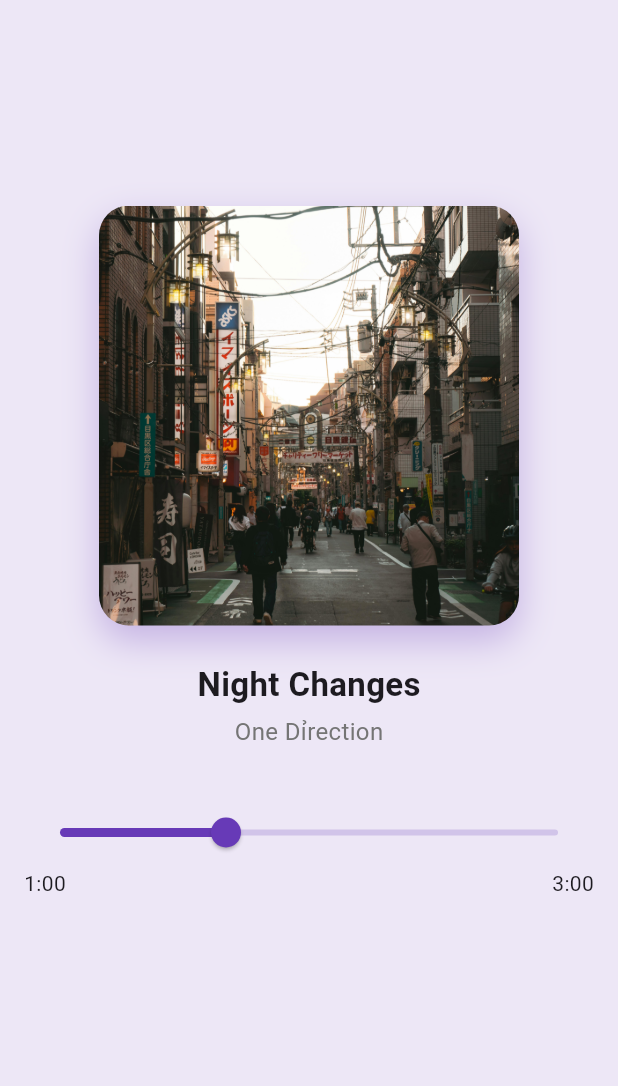
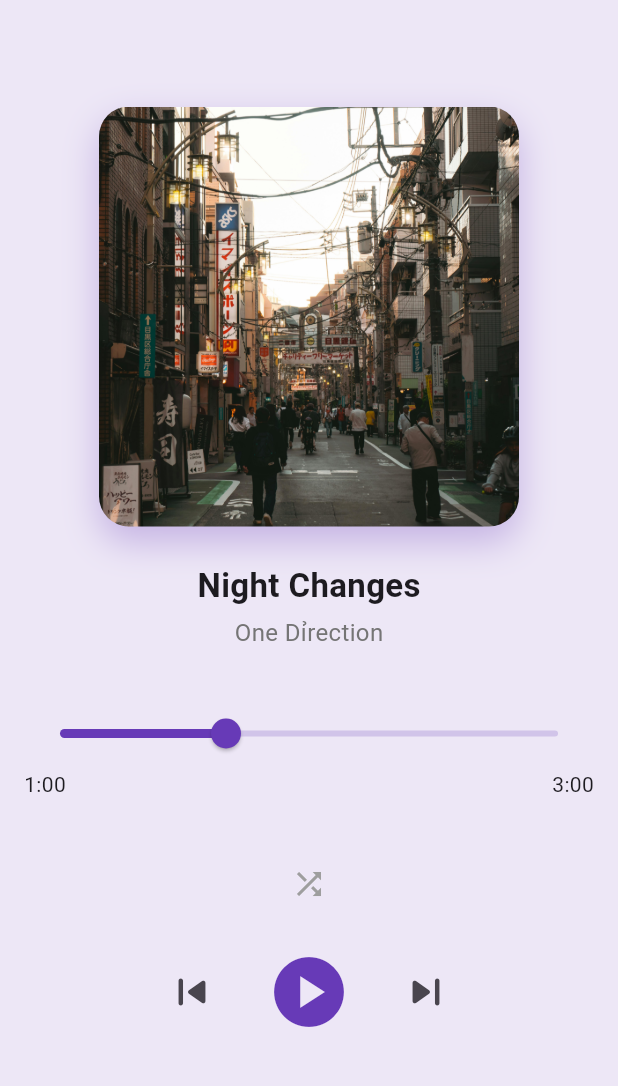
Before and after one commit to trgiang14/2025_LTTBDD_N05_Nhom_Giang, a Flutter app: the screen it shows after launch, on a phone screen of 412 x 824 dp, the part 84-1170 px from its top. Run offline on Flutter 3.47's test engine with Material 3 defaults, Android fonts, the phone set to English and light mode, and no system bars.

```diff
--- a/lib/screens/home_screen.dart
+++ b/lib/screens/home_screen.dart
@@ -1,3 +1,4 @@
+import 'package:flow_up/widgets/player_controls.dart';
 import 'package:flutter/material.dart';
 import '/widgets/song_progress_bar.dart';
 
@@ -65,6 +66,7 @@
             const SizedBox(height: 32),
 
             //Nút điều khiển
+            const PlayerControls(),
           ],
         ),
       ),
--- a/lib/widgets/player_controls.dart
+++ b/lib/widgets/player_controls.dart
@@ -0,0 +1,67 @@
+import 'package:flutter/material.dart';
+
+class PlayerControls extends StatefulWidget {
+  const PlayerControls({super.key});
+
+  @override
+  State<PlayerControls> createState() => _PlayerControlsState();
+}
+
+class _PlayerControlsState extends State<PlayerControls> {
+  bool isPlaying = false;
+  bool isShuffle = false;
+  bool isRepeat = false;
+
+  @override
+  Widget build(BuildContext context) {
+    return Column(
+      children: [
+        //shuffle + repeat
+        Row(
+          mainAxisAlignment: MainAxisAlignment.center,
+          children: [
+            IconButton(
+              onPressed: () {
+                setState(() => isShuffle = !isShuffle);
+              },
+              icon: Icon(
+                Icons.shuffle,
+                color: isShuffle ? Colors.deepPurple : Colors.grey,
+              ),
+            ),
+          ],
+        ),
+        const SizedBox(height: 12),
+
+        //play/pause + previous + next
+        Row(
+          mainAxisAlignment: MainAxisAlignment.center,
+          children: [
+            IconButton(
+              iconSize: 36,
+              icon: const Icon(Icons.skip_previous_rounded),
+              onPressed: () {},
+            ),
+            const SizedBox(width: 16),
+            IconButton(
+              iconSize: 56,
+              icon: Icon(
+                isPlaying ? Icons.pause_circle : Icons.play_circle,
+                color: Colors.deepPurple,
+              ),
+              onPressed: () {
+                setState(() => isPlaying = !isPlaying);
+              },
+            ),
+            const SizedBox(width: 16),
+            IconButton(
+              onPressed: () {},
+              icon: const Icon(Icons.skip_next_rounded),
+              iconSize: 36,
+            ),
+          ],
+        ),
+      ],
+    );
+  }
+}
```
